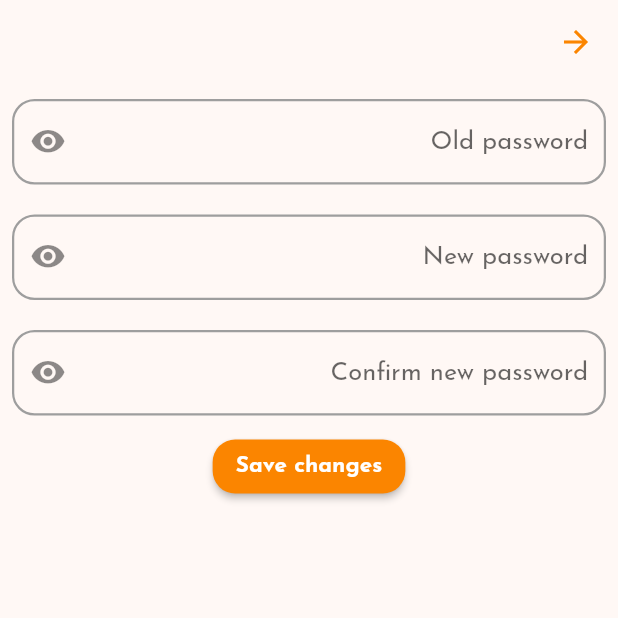
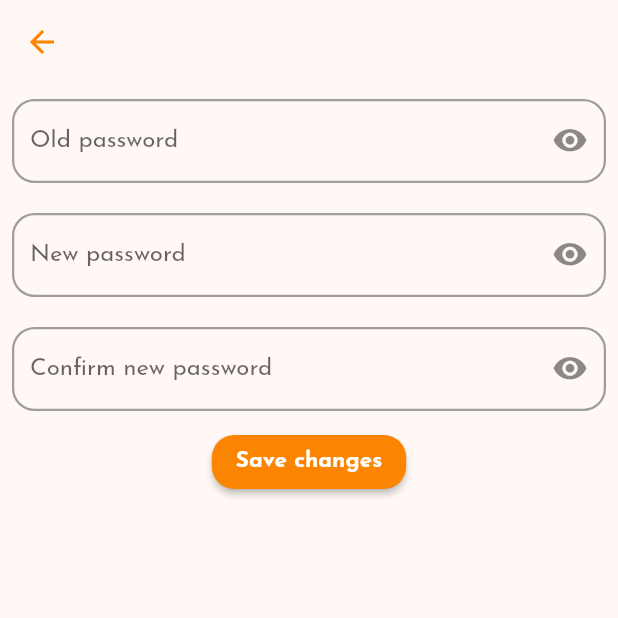
Before and after one commit to QW12AS3/OurProject, a Flutter app: the ChangePasswordView screen opened by its route, on a phone screen of 412 x 824 dp, the top half of it. Run offline on Flutter 3.47's test engine with Material 2 defaults, Android fonts, the phone set to English and light mode, and no system bars; our stand-ins replace country_picker, easy_localization, flutter_svg, image_picker, percent_indicator, shimmer and 2 more; accounts and stored records are empty; network calls fail; project files that could hold a hidden picture were left out.

Commit message:
finish edit view

```diff
--- a/lib/main.dart
+++ b/lib/main.dart
@@ -35,7 +35,7 @@ class Vigor extends StatelessWidget {
 
   @override
   Widget build(BuildContext context) {
-    context.setLocale(Locale('ar'));
+    context.setLocale(Locale('en'));
     return MultiProvider(
       providers: [
         ChangeNotifierProvider(create: (context) => UserInformationViewModel()),
--- a/lib/views/Change Password View/change_password_view.dart
+++ b/lib/views/Change Password View/change_password_view.dart
@@ -1,3 +1,4 @@
+import 'package:easy_localization/easy_localization.dart';
 import 'package:flutter/material.dart';
 import 'package:provider/provider.dart';
 
@@ -46,7 +47,8 @@ class ChangePasswordView extends StatelessWidget {
                               value.setPasswordObsecure1();
                             },
                           ),
-                          label: const FittedBox(child: Text('Old password')),
+                          label:
+                              FittedBox(child: const Text('Old password').tr()),
                           floatingLabelStyle: theme.textTheme.bodySmall,
                           focusedErrorBorder: OutlineInputBorder(
                             borderSide:
@@ -97,7 +99,8 @@ class ChangePasswordView extends StatelessWidget {
                               value.setPasswordObsecure2();
                             },
                           ),
-                          label: const FittedBox(child: Text('New password')),
+                          label:
+                              FittedBox(child: const Text('New password').tr()),
                           floatingLabelStyle: theme.textTheme.bodySmall,
                           focusedErrorBorder: OutlineInputBorder(
                             borderSide:
@@ -148,8 +151,8 @@ class ChangePasswordView extends StatelessWidget {
                               value.setPasswordObsecure3();
                             },
                           ),
-                          label: const FittedBox(
-                              child: Text('Confirm new password')),
+                          label: FittedBox(
+                              child: const Text('Confirm new password').tr()),
                           floatingLabelStyle: theme.textTheme.bodySmall,
                           focusedErrorBorder: OutlineInputBorder(
                             borderSide:
@@ -195,7 +198,7 @@ class ChangePasswordView extends StatelessWidget {
                           newPasswordController.text.trim(),
                           confirmPasswordController.text.trim());
                 },
-                child: const Text('Save changes'))
+                child: const Text('Save changes').tr())
           ],
         ),
       ),
```
Also changed, not shown: assets/translations/ar.json (+9 -1 lines), assets/translations/en.json (+9 -1 lines), lib/views/Change Email View/change_email_view.dart (+5 -4 lines), lib/views/Edit Profile View/edit_profile_view.dart (+17 -17 lines).
